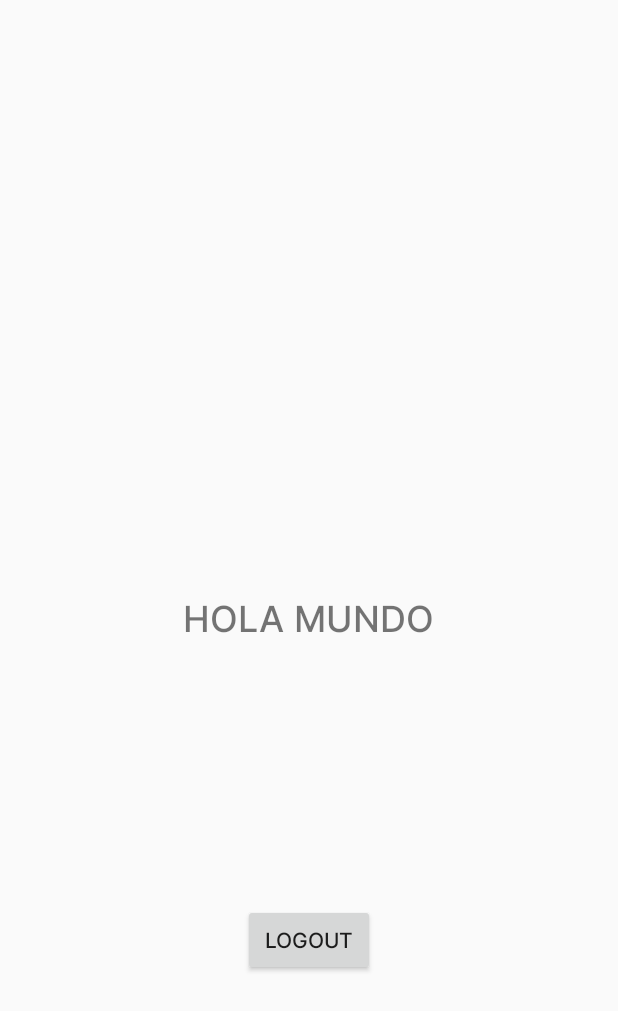
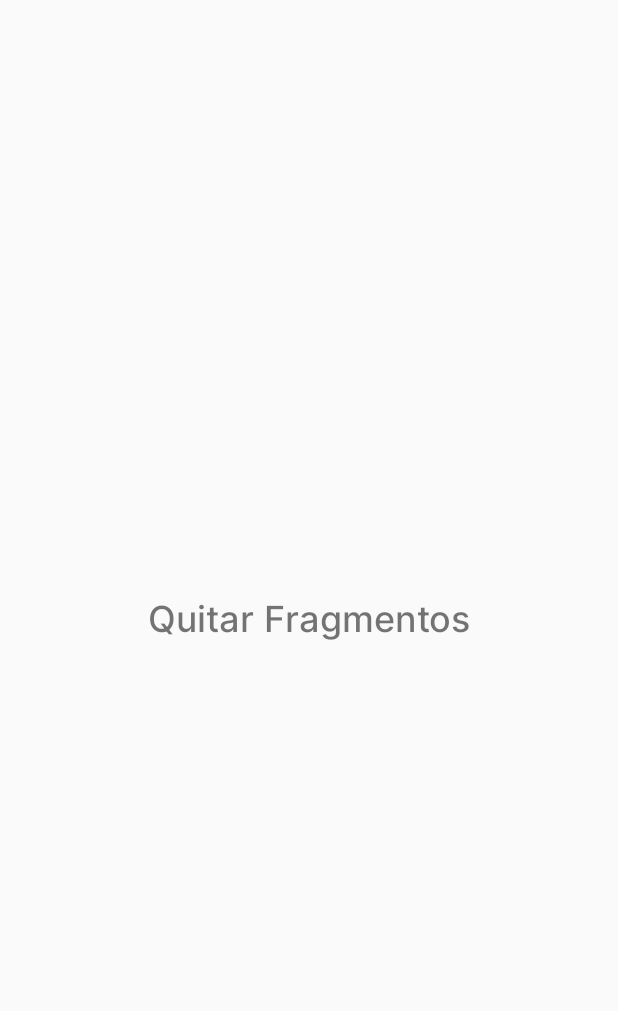
Before and after one commit to JeRamirez25/appTurismo, an Android app: the layout fragment_quitar_framento.xml on its own in the app's theme, with its tools: preview values and no code run, on a phone screen of 412 x 824 dp. Shown: the top 1011 px of the screen. Run offline under Robolectric (Android 15) with nearby library versions, the phone set to English and light mode, and no system bars.

Commit message:
Ya funciona to

```diff
--- a/app/src/main/java/com/example/app_bases_datos/Dos_mitades.kt
+++ b/app/src/main/java/com/example/app_bases_datos/Dos_mitades.kt
@@ -14,7 +14,7 @@ class Dos_mitades : Fragment() {
         savedInstanceState: Bundle?
     ): View? {
         // Inflate the layout for this fragment
-        return inflater.inflate(R.layout.fragment_buscar, container, false)
+        return inflater.inflate(R.layout.fragment_dos_mitades, container, false)
     }
 
 }
--- a/app/src/main/java/com/example/app_bases_datos/Dos_palabras.kt
+++ b/app/src/main/java/com/example/app_bases_datos/Dos_palabras.kt
@@ -14,7 +14,7 @@ class Dos_palabras : Fragment() {
         savedInstanceState: Bundle?
     ): View? {
         // Inflate the layout for this fragment
-        return inflater.inflate(R.layout.fragment_rutas, container, false)
+        return inflater.inflate(R.layout.fragment_dos_numeros, container, false)
     }
 
 }
--- a/app/src/main/java/com/example/app_bases_datos/Quitar_fragmento.kt
+++ b/app/src/main/java/com/example/app_bases_datos/Quitar_fragmento.kt
@@ -1,12 +1,10 @@
 package com.example.app_bases_datos
 
-import android.content.Intent
 import android.os.Bundle
 import androidx.fragment.app.Fragment
 import android.view.LayoutInflater
 import android.view.View
 import android.view.ViewGroup
-import android.widget.Button
 import android.widget.TextView
 
 
@@ -17,7 +15,7 @@ class Quitar_fragmento : Fragment() {
         inflater: LayoutInflater, container: ViewGroup?,
         savedInstanceState: Bundle?
     ): View? {
-        val root = inflater.inflate(R.layout.fragment_perfil, container, false)
+        val root = inflater.inflate(R.layout.fragment_quitar_framento, container, false)
         val info = root.findViewById<TextView>(R.id.texto)
 
 
--- a/app/src/main/res/layout/fragment_perfil.xml
+++ b/app/src/main/res/layout/fragment_quitar_framento.xml
@@ -9,7 +9,7 @@ tools:context=".Quitar_fragmento">
 
 <TextView
     android:id="@+id/texto"
-    android:text="HOLA MUNDO"
+    android:text="Quitar Fragmentos"
     android:textSize="24sp"
     android:layout_width="wrap_content"
     android:layout_height="wrap_content"
@@ -18,14 +18,4 @@ tools:context=".Quitar_fragmento">
     app:layout_constraintStart_toStartOf="parent"
     app:layout_constraintEnd_toEndOf="parent"/>
 
-<Button
-    android:id="@+id/logout"
-    android:text="LogOut"
-    android:layout_width="wrap_content"
-    android:layout_height="wrap_content"
-    app:layout_constraintTop_toBottomOf="@id/texto"
-    app:layout_constraintBottom_toBottomOf="parent"
-    app:layout_constraintStart_toStartOf="parent"
-    app:layout_constraintEnd_toEndOf="parent"/>
-
 </androidx.constraintlayout.widget.ConstraintLayout>
```
Also changed, not shown: app/src/main/res/layout/fragment_buscar.xml (deleted, +0 -15 lines), app/src/main/res/layout/fragment_dos_mitades.xml (added, +20 -0 lines), app/src/main/res/layout/fragment_dos_numeros.xml (added, +20 -0 lines), app/src/main/res/layout/fragment_rutas.xml (deleted, +0 -15 lines).
